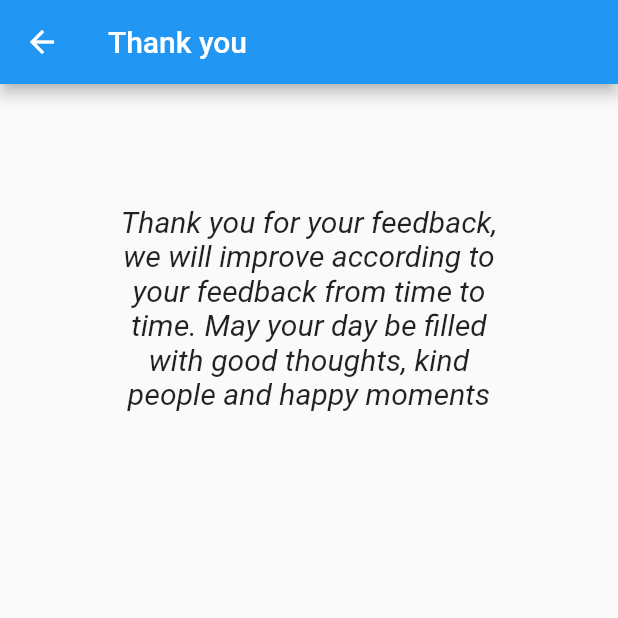
After one commit to hakimhambali/shorten_url, a Flutter app: the Thanks screen opened directly, on a phone screen of 412 x 824 dp, the top half of it. The commit adds this screen. Run offline on Flutter 3.47's test engine with Material 2 defaults, Android fonts, the phone set to English and light mode, and no system bars; our stand-ins replace animated_text_kit, cloud_firestore, confetti, firebase_auth, firebase_core, google_fonts and 4 more; missing offline and left inert: clipboard, document_scanner_flutter, qr_code_scanner; accounts and stored records are empty; network calls fail; statements that could not run were skipped; project files that could hold a hidden picture were left out.

Commit message:
feedback

```diff
--- /dev/null
+++ b/lib/screens/thanks.dart
@@ -0,0 +1,33 @@
+import 'package:flutter/material.dart';
+
+class Thanks extends StatefulWidget {
+  const Thanks({super.key});
+
+  @override
+  State<Thanks> createState() => _ThanksState();
+}
+
+class _ThanksState extends State<Thanks> {
+  @override
+  Widget build(BuildContext context) {
+    return Scaffold(
+      appBar: AppBar(
+        title: const Text('Thank you'),
+      ),
+      body: Container(
+        padding: const EdgeInsets.all(80.100),
+        child: Column(
+          children: const [
+            Text(
+              'Thank you for your feedback, we will improve according to your feedback from time to time. May your day be filled with good thoughts, kind people and happy moments',
+              textAlign: TextAlign.center,
+              style: TextStyle(fontStyle: FontStyle.italic, fontSize: 20),
+            ),
+            Padding(
+                padding: EdgeInsets.symmetric(horizontal: 15.0, vertical: 20)),
+          ],
+        ),
+      ),
+    );
+  }
+}
--- a/pubspec.yaml
+++ b/pubspec.yaml
@@ -49,6 +49,7 @@ dependencies:
   firebase_core: ^2.1.0
   cloud_firestore: ^4.0.2
   confetti: ^0.7.0
+  animated_text_kit: ^4.2.2
   # shared_preferences: ^2.0.15
   # intl: ^0.17.0
   # flutter_local_notifications: ^12.0.2
```
Also changed, not shown: lib/main.dart (+6 -6 lines), lib/screens/feedback.dart (+55 -7 lines), lib/screens/unused/congrats.dart (renamed from lib/screens/congrats.dart, +12 -5 lines), pubspec.lock.
